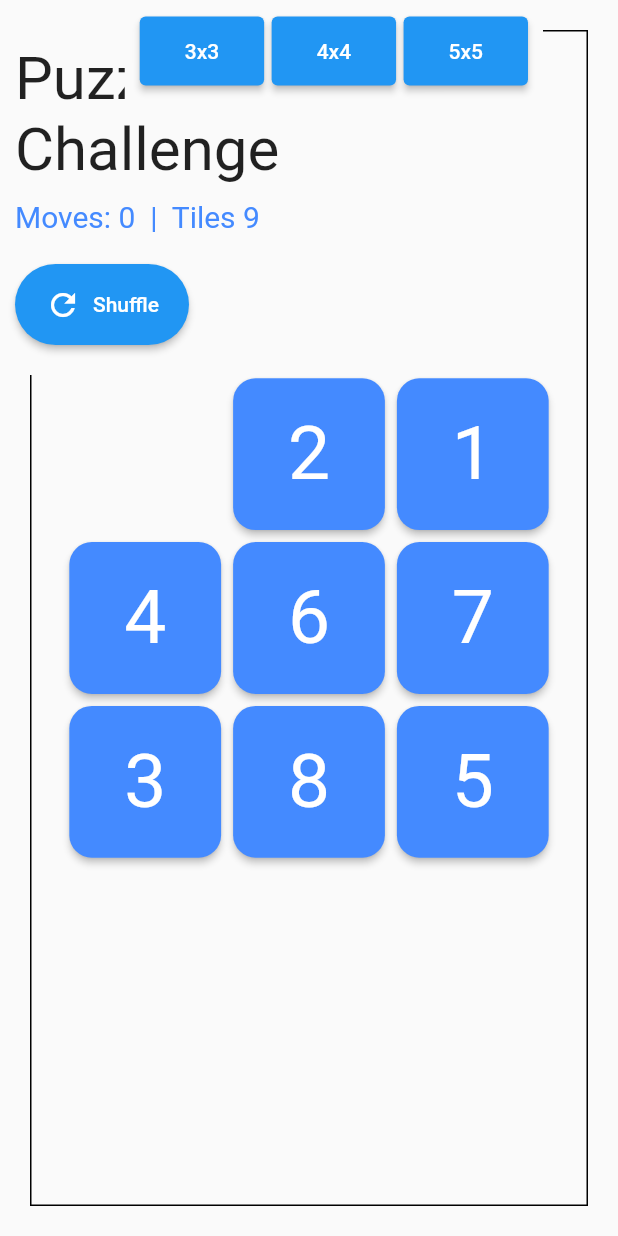
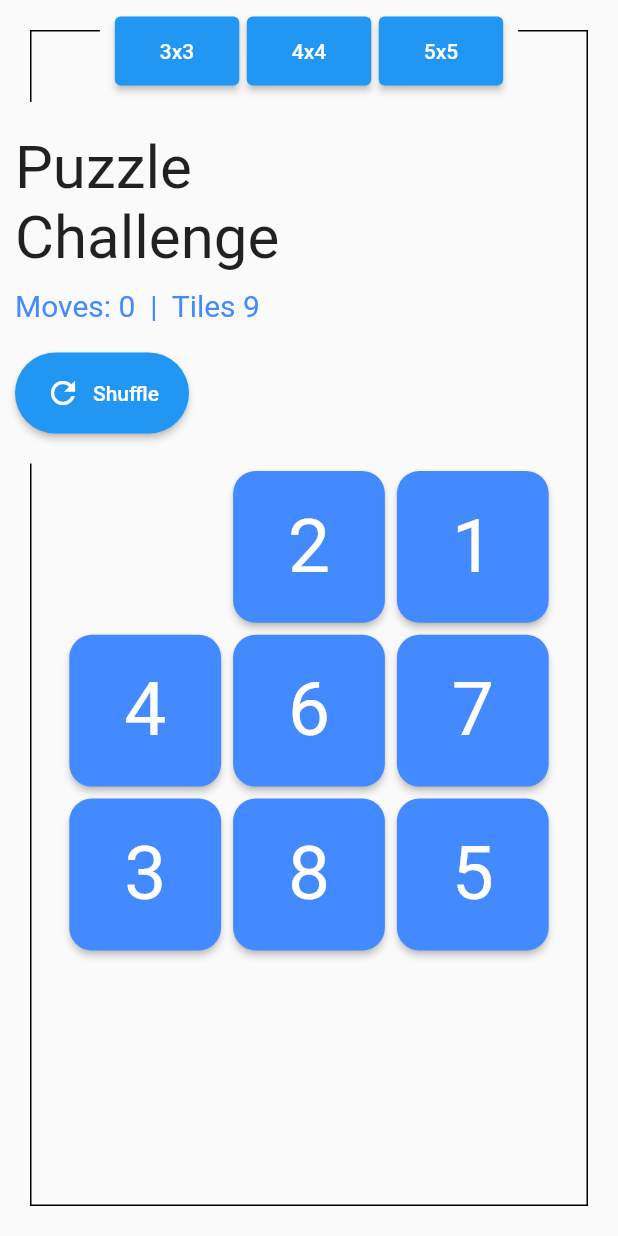
Before and after one commit to opmarinov/flutter_puzzle_hack_challenge, a Flutter app: the screen it shows after launch, on a phone screen of 412 x 824 dp. Run offline on Flutter 3.47's test engine with Material 2 defaults, Android fonts, the phone set to English and light mode, and no system bars; our stand-ins replace responsive_builder.

Commit message:
responsive v2

```diff
--- a/lib/main.dart
+++ b/lib/main.dart
@@ -62,7 +62,6 @@ class _MyHomePageState extends State<MyHomePage> {
 
   @override
   Widget build(BuildContext context) {
-
     if (listComparator.equals(blocks, sorted)) {
       isOver = true;
     }
@@ -70,14 +69,15 @@ class _MyHomePageState extends State<MyHomePage> {
     return Scaffold(
       body: OrientationBuilder(
         builder: (context, orientation) {
-
           double screenSize = MediaQuery.of(context).size.width;
           double boxSize = screenSize * 0.2;
 
-          if(orientation == Orientation.landscape) {
+          if (orientation == Orientation.landscape) {
             screenSize = MediaQuery.of(context).size.height;
             boxSize = screenSize * 0.8;
           }
+
+          var careForOrientation = false;
 
           return ResponsiveBuilder(
             builder: (context, sizingInformation) {
@@ -89,6 +89,7 @@ class _MyHomePageState extends State<MyHomePage> {
               if (sizingInformation.deviceScreenType ==
                   DeviceScreenType.tablet) {
                 boxSize = screenSize * 0.6;
+                careForOrientation = true;
               }
 
               if (sizingInformation.deviceScreenType ==
@@ -96,7 +97,7 @@ class _MyHomePageState extends State<MyHomePage> {
                 boxSize = screenSize * 0.8;
               }
 
-              return _buildBody(boxSize);
+              return _buildBody(boxSize, careForOrientation);
             },
           );
         },
@@ -218,7 +219,7 @@ class _MyHomePageState extends State<MyHomePage> {
     );
   }
 
-  _buildBody(double boxSize) {
+  _buildBody(double boxSize, orientation) {
     return Stack(
       children: [
         Container(
@@ -227,38 +228,47 @@ class _MyHomePageState extends State<MyHomePage> {
             border: Border.all(color: Colors.black, width: 1),
           ),
         ),
-
-        Positioned(
-          bottom: MediaQuery.of(context).size.height - 250,
+        SizedBox(
+          width: MediaQuery.of(context).size.width,
+          height: MediaQuery.of(context).size.height,
+          child: orientation
+              ? Row(
+                  // mainAxisAlignment: MainAxisAlignment.spaceEvenly,
+                  children: [
+                    Expanded(
+                      child: _buildTextRow(),
+                    ),
+                    Expanded(
+                      flex: 2,
                       child: Container(
-            color: Theme.of(context).scaffoldBackgroundColor,
-            padding: const EdgeInsets.symmetric(vertical: 20, horizontal: 10),
+                        decoration: BoxDecoration(
+                          border: Border.all(
+                            color: Colors.transparent,
+                          ),
+                        ),
                         child: Column(
-              mainAxisSize: MainAxisSize.min,
                           crossAxisAlignment: CrossAxisAlignment.start,
                           children: [
-                const Text(
-                  'Puzzle\nChallenge',
-                  style: TextStyle(fontSize: 40),
+                            _buildPuzzleModeButtons(),
+                            const SizedBox(
+                              height: 20.0,
                             ),
-                const SizedBox(
-                  height: 10,
-                ),
-                _buildMoveInfoText(),
-                const SizedBox(
-                  height: 20,
-                ),
-                _buildShuffleButton(),
+                            _buildPuzzleBlocks(boxSize),
                           ],
                         ),
                       ),
                     ),
-        Positioned(
-          right: 50,
-          child: _buildPuzzleModeButtons(),
+                  ],
+                )
+              : Column(
+                  mainAxisAlignment: MainAxisAlignment.start,
+                  crossAxisAlignment: CrossAxisAlignment.center,
+                  children: _buildBodyV2(boxSize)
+                    ..insert(
+                      0,
+                      _buildPuzzleModeButtons(),
                     ),
-        Center(
-          child: _buildPuzzleBlocks(boxSize),
+                ),
         ),
       ],
     );
@@ -366,4 +376,40 @@ class _MyHomePageState extends State<MyHomePage> {
       ),
     );
   }
+
+  List<Widget> _buildBodyV2(double boxSize) {
+    return [
+      _buildTextRow(),
+      _buildPuzzleBlocks(boxSize),
+    ];
   }
+
+  _buildTextRow() {
+    return Row(
+      children: [
+        Container(
+          color: Theme.of(context).scaffoldBackgroundColor,
+          padding: const EdgeInsets.symmetric(vertical: 20, horizontal: 10),
+          child: Column(
+            mainAxisSize: MainAxisSize.min,
+            crossAxisAlignment: CrossAxisAlignment.start,
+            children: [
+              const Text(
+                'Puzzle\nChallenge',
+                style: TextStyle(fontSize: 40),
+              ),
+              const SizedBox(
+                height: 10,
+              ),
+              _buildMoveInfoText(),
+              const SizedBox(
+                height: 20,
+              ),
+              _buildShuffleButton(),
+            ],
+          ),
+        ),
+      ],
+    );
+  }
+}
```
Lines whose indentation alone changed are shown as unchanged.
